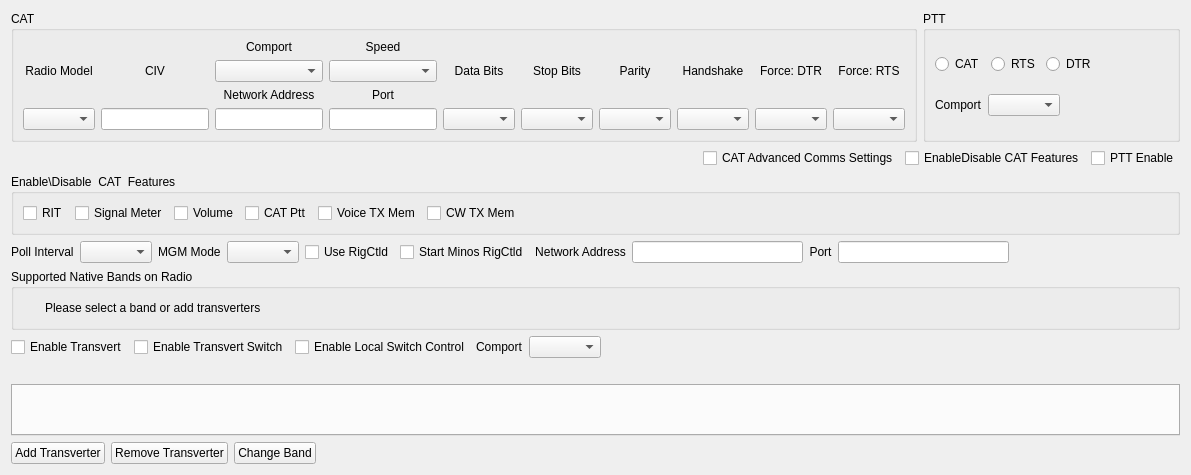
Before: the Qt Designer form mqt/MqtRigControl/rigsetupform.ui in Rsclub22/Minos2-Mirror, drawn with Qt 5.
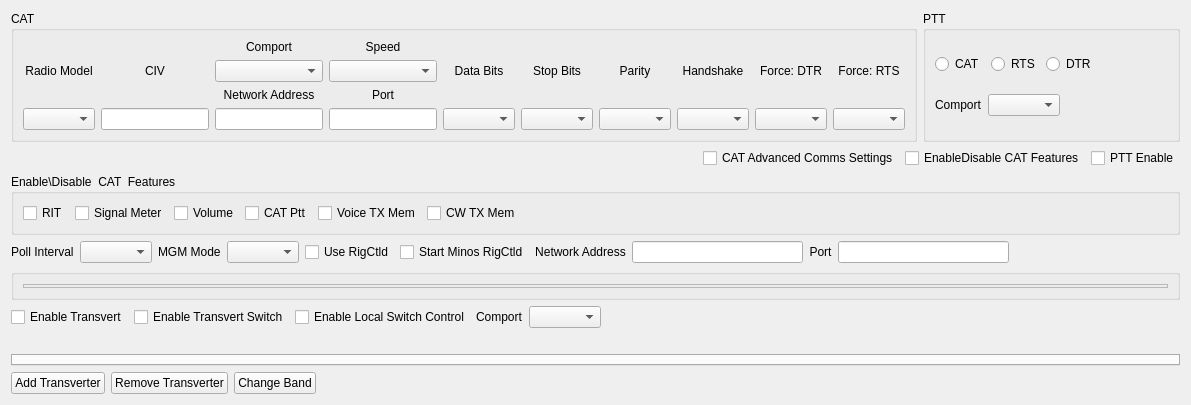
After: the same form once the commit is applied. Custom widgets are drawn as their Qt base class.

Commit message: stop Omnirig support band checkboxes from disappearing when resizing

Diff of the .ui file:
```diff
--- a/mqt/MqtRigControl/rigsetupform.ui
+++ b/mqt/MqtRigControl/rigsetupform.ui
@@ -7,7 +7,7 @@
     <x>0</x>
     <y>0</y>
     <width>1191</width>
-    <height>475</height>
+    <height>405</height>
    </rect>
   </property>
   <property name="windowTitle">
@@ -544,42 +544,18 @@
    <item>
     <widget class="QGroupBox" name="supportedBandGroupBox">
      <property name="title">
-      <string>Supported Native Bands on Radio</string>
+      <string/>
      </property>
-     <layout class="QHBoxLayout" name="horizontalLayout_3">
+     <layout class="QVBoxLayout" name="verticalLayout_9">
       <item>
-       <layout class="QHBoxLayout" name="horizontalLayout_81">
-        <item>
-         <widget class="QFrame" name="supBandsFrame">
-          <property name="minimumSize">
-           <size>
-            <width>16</width>
-            <height>16</height>
-           </size>
-          </property>
-         </widget>
-        </item>
-        <item>
-         <widget class="QLabel" name="nativeBandLabel">
-          <property name="text">
-           <string>Please select a band or add transverters</string>
-          </property>
-         </widget>
-        </item>
-        <item>
-         <spacer name="horizontalSpacer_6">
-          <property name="orientation">
-           <enum>Qt::Horizontal</enum>
-          </property>
-          <property name="sizeHint" stdset="0">
-           <size>
-            <width>40</width>
-            <height>20</height>
-           </size>
-          </property>
-         </spacer>
-        </item>
-       </layout>
+       <widget class="QFrame" name="supBandsFrame">
+        <property name="frameShape">
+         <enum>QFrame::StyledPanel</enum>
+        </property>
+        <property name="frameShadow">
+         <enum>QFrame::Raised</enum>
+        </property>
+       </widget>
       </item>
      </layout>
     </widget>
```
The commit also changes 2 other files.
